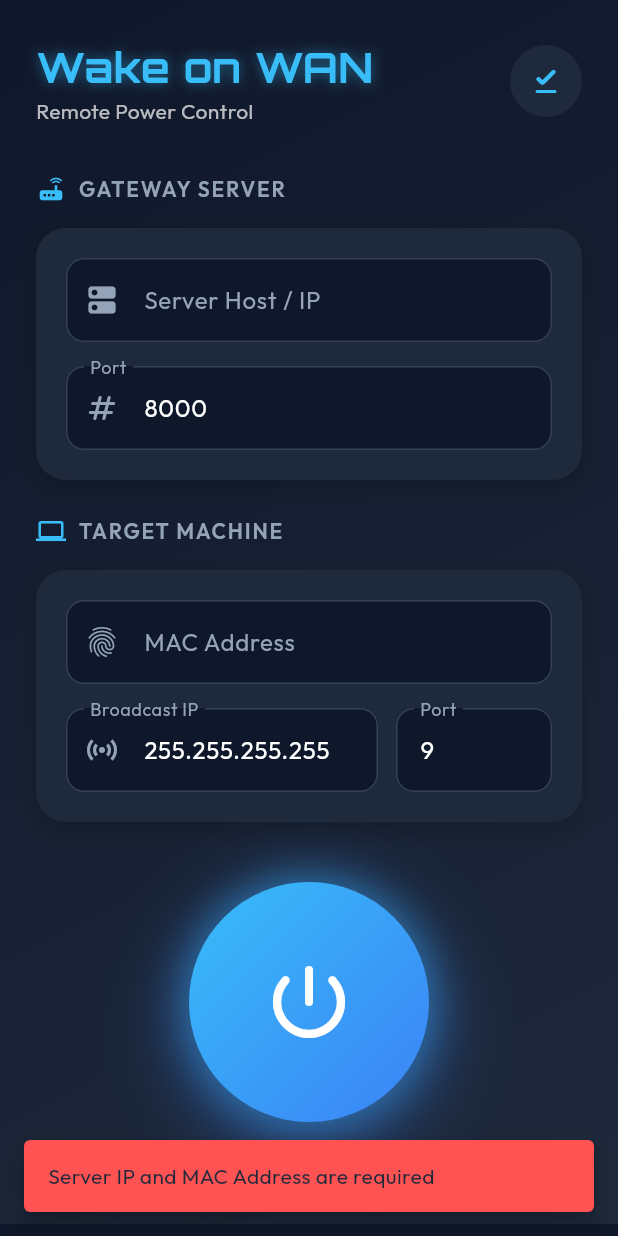
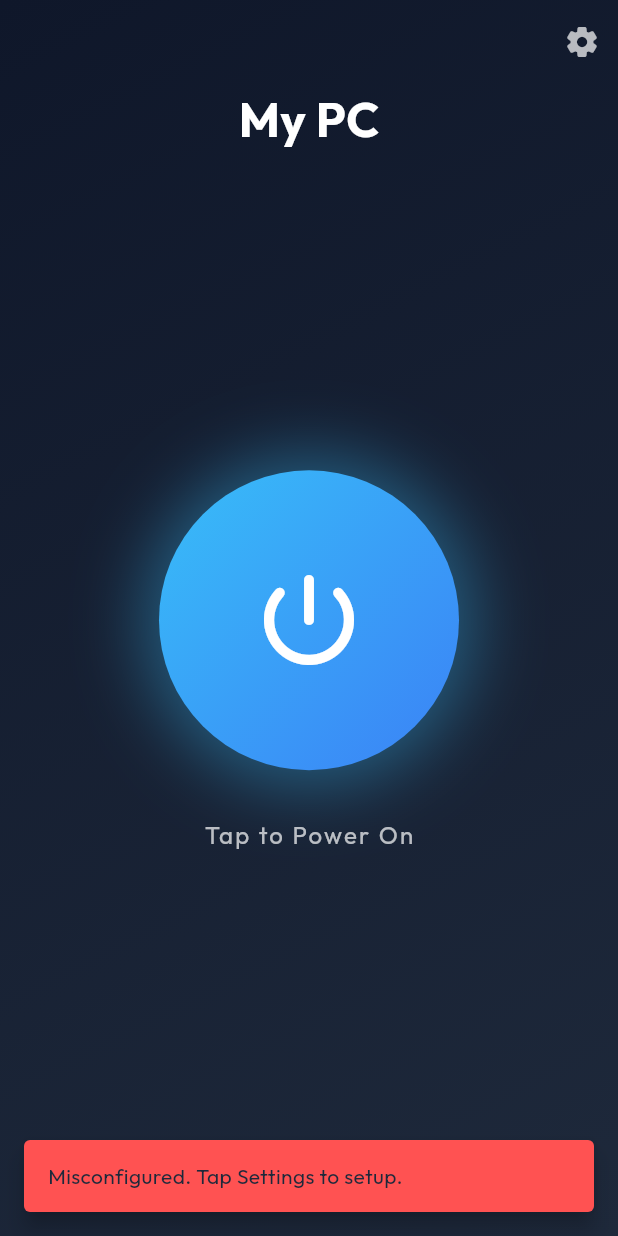
Before and after one commit to koezyrs/wake_on_wan, a Flutter app: the screen it shows after launch, after a tap on the "power settings new" icon, on a phone screen of 412 x 824 dp. Run offline on Flutter 3.47's test engine with Material 3 defaults, Android fonts, the phone set to English and light mode, and no system bars; our stand-ins replace google_fonts, shared_preferences.

Commit message:
feat: update ui

```diff
--- a/client/lib/main.dart
+++ b/client/lib/main.dart
@@ -18,17 +18,17 @@ class MyApp extends StatelessWidget {
       debugShowCheckedModeBanner: false,
       theme: ThemeData(
         brightness: Brightness.dark,
-        scaffoldBackgroundColor: const Color(0xFF0F172A), // Dark Slate
+        scaffoldBackgroundColor: const Color(0xFF0F172A),
         colorScheme: const ColorScheme.dark(
-          primary: Color(0xFF38BDF8), // Sky Blue
-          secondary: Color(0xFF818CF8), // Indigo
+          primary: Color(0xFF38BDF8),
+          secondary: Color(0xFF818CF8),
           surface: Color(0xFF1E293B),
         ),
         useMaterial3: true,
         textTheme: GoogleFonts.outfitTextTheme(ThemeData.dark().textTheme),
         inputDecorationTheme: InputDecorationTheme(
           filled: true,
-          fillColor: const Color(0xFF0F172A),
+          fillColor: const Color(0xFF1E293B),
           border: OutlineInputBorder(
             borderRadius: BorderRadius.circular(12),
             borderSide: BorderSide.none,
@@ -45,31 +45,29 @@ class MyApp extends StatelessWidget {
           labelStyle: const TextStyle(color: Color(0xFF94A3B8)),
         ),
       ),
-      home: const MyHomePage(title: 'Control Center'),
+      home: const MyHomePage(),
     );
   }
 }
 
 class MyHomePage extends StatefulWidget {
-  const MyHomePage({super.key, required this.title});
-
-  final String title;
+  const MyHomePage({super.key});
 
   @override
   State<MyHomePage> createState() => _MyHomePageState();
 }
 
 class _MyHomePageState extends State<MyHomePage> {
-  final _formKey = GlobalKey<FormState>();
-
-  final TextEditingController _serverIpController = TextEditingController();
-  final TextEditingController _serverPortController = TextEditingController();
-  final TextEditingController _macAddressController = TextEditingController();
-  final TextEditingController _targetIpController = TextEditingController();
-  final TextEditingController _targetPortController = TextEditingController();
-
   String _statusMessage = '';
   bool _isLoading = false;
+
+  // Settings variables loaded from persistent storage
+  String _serverIp = '';
+  String _serverPort = '8000';
+  String _macAddress = '';
+  String _targetIp = '255.255.255.255';
+  String _targetPort = '9';
+  String _pcName = 'My PC';
 
   @override
   void initState() {
@@ -80,38 +78,18 @@ class _MyHomePageState extends State<MyHomePage> {
   Future<void> _loadSettings() async {
     final prefs = await SharedPreferences.getInstance();
     setState(() {
-      _serverIpController.text = prefs.getString('server_ip') ?? '';
-      _serverPortController.text = prefs.getString('server_port') ?? '8000';
-      _macAddressController.text = prefs.getString('mac_address') ?? '';
-      _targetIpController.text =
-          prefs.getString('target_ip') ?? '255.255.255.255';
-      _targetPortController.text = prefs.getString('target_port') ?? '9';
+      _serverIp = prefs.getString('server_ip') ?? '';
+      _serverPort = prefs.getString('server_port') ?? '8000';
+      _macAddress = prefs.getString('mac_address') ?? '';
+      _targetIp = prefs.getString('target_ip') ?? '255.255.255.255';
+      _targetPort = prefs.getString('target_port') ?? '9';
+      _pcName = prefs.getString('pc_name') ?? 'My PC';
     });
   }
 
-  Future<void> _saveSettings() async {
-    final prefs = await SharedPreferences.getInstance();
-    await prefs.setString('server_ip', _serverIpController.text);
-    await prefs.setString('server_port', _serverPortController.text);
-    await prefs.setString('mac_address', _macAddressController.text);
-    await prefs.setString('target_ip', _targetIpController.text);
-    await prefs.setString('target_port', _targetPortController.text);
-
-    if (mounted) {
-      ScaffoldMessenger.of(context).showSnackBar(
-        SnackBar(
-          content: const Text('Configuration Saved'),
-          backgroundColor: Theme.of(context).colorScheme.primary,
-          behavior: SnackBarBehavior.floating,
-        ),
-      );
-    }
-  }
-
   Future<void> _sendWakeRequest() async {
-    if (_serverIpController.text.isEmpty ||
-        _macAddressController.text.isEmpty) {
-      _showStatus('Server IP and MAC Address are required', isError: true);
+    if (_serverIp.isEmpty || _macAddress.isEmpty) {
+      _showStatus('Misconfigured. Tap Settings to setup.', isError: true);
       return;
     }
 
@@ -120,43 +98,33 @@ class _MyHomePageState extends State<MyHomePage> {
       _statusMessage = 'Transmitting magic packet...';
     });
 
-    final serverUrl =
-        'http://${_serverIpController.text}:${_serverPortController.text}/wake';
+    final serverUrl = 'http://$_serverIp:$_serverPort/wake';
 
     try {
       final response = await http.post(
         Uri.parse(serverUrl),
-        headers: <String, String>{
-          'Content-Type': 'application/json; charset=UTF-8',
-        },
-        body: jsonEncode(<String, dynamic>{
-          'mac_address': _macAddressController.text,
-          'ip_address': _targetIpController.text,
-          'port': int.tryParse(_targetPortController.text) ?? 9,
+        headers: {'Content-Type': 'application/json; charset=UTF-8'},
+        body: jsonEncode({
+          'mac_address': _macAddress,
+          'ip_address': _targetIp,
+          'port': int.tryParse(_targetPort) ?? 9,
         }),
       );
 
       if (response.statusCode == 200) {
         _showStatus('Wake Signal Sent Successfully!');
       } else {
-        _showStatus('Failed: ${response.statusCode} - ${response.body}',
-            isError: true);
+        _showStatus('Failed: ${response.statusCode}', isError: true);
       }
     } catch (e) {
       _showStatus('Connection Failed. Check Server.', isError: true);
     } finally {
-      if (mounted) {
-        setState(() {
-          _isLoading = false;
-        });
-      }
+      if (mounted) setState(() => _isLoading = false);
     }
   }
 
   void _showStatus(String message, {bool isError = false}) {
-    setState(() {
-      _statusMessage = message;
-    });
+    setState(() => _statusMessage = message);
     ScaffoldMessenger.of(context).showSnackBar(
       SnackBar(
         content: Text(message),
@@ -170,175 +138,50 @@ class _MyHomePageState extends State<MyHomePage> {
   @override
   Widget build(BuildContext context) {
     return Scaffold(
+      extendBodyBehindAppBar: true,
+      appBar: AppBar(
+        backgroundColor: Colors.transparent,
+        elevation: 0,
+        actions: [
+          IconButton(
+            icon: const Icon(Icons.settings_rounded, color: Colors.white70),
+            onPressed: () async {
+              await Navigator.push(
+                context,
+                MaterialPageRoute(builder: (context) => const SettingsPage()),
+              );
+              _loadSettings(); // Reload settings when returning
+            },
+          ),
+        ],
+      ),
       body: Container(
         decoration: const BoxDecoration(
           gradient: LinearGradient(
             begin: Alignment.topLeft,
             end: Alignment.bottomRight,
-            colors: [
-              Color(0xFF0F172A),
-              Color(0xFF1E293B),
-            ],
+            colors: [Color(0xFF0F172A), Color(0xFF1E293B)],
           ),
         ),
         child: SafeArea(
-          child: SingleChildScrollView(
-            padding: const EdgeInsets.all(24.0),
-            child: Form(
-              key: _formKey,
           child: Column(
-                crossAxisAlignment: CrossAxisAlignment.stretch,
+            mainAxisAlignment: MainAxisAlignment.center,
             children: [
-                  Row(
-                    mainAxisAlignment: MainAxisAlignment.spaceBetween,
-                    children: [
-                      Column(
-                        crossAxisAlignment: CrossAxisAlignment.start,
-                        children: [
-                          Text(
-                            'Wake on WAN',
-                            style: GoogleFonts.orbitron(
-                                fontSize: 28,
-                                fontWeight: FontWeight.bold,
-                                color: const Color(0xFF38BDF8),
-                                shadows: [
-                                  Shadow(
-                                    color: const Color(0xFF38BDF8)
-                                        .withOpacity(0.5),
-                                    blurRadius: 10,
-                                  )
-                                ]),
-                          ),
-                          Text(
-                            'Remote Power Control',
-                            style: TextStyle(
-                              color: Colors.white.withOpacity(0.7),
-                              fontSize: 14,
-                            ),
-                          ),
-                        ],
-                      ),
-                      IconButton(
-                        onPressed: _saveSettings,
-                        icon: const Icon(Icons.download_done_rounded,
-                            color: Color(0xFF38BDF8)),
-                        tooltip: 'Save Settings',
-                        style: IconButton.styleFrom(
-                          backgroundColor: const Color(0xFF1E293B),
-                          padding: const EdgeInsets.all(12),
-                        ),
-                      )
-                    ],
-                  ),
-                  const SizedBox(height: 32),
-                  _buildSectionTitle('Gateway Server', Icons.router),
-                  const SizedBox(height: 16),
-                  Container(
-                    padding: const EdgeInsets.all(20),
-                    decoration: BoxDecoration(
-                      color: const Color(0xFF1E293B),
-                      borderRadius: BorderRadius.circular(20),
-                      boxShadow: [
-                        BoxShadow(
-                          color: Colors.black.withOpacity(0.2),
-                          blurRadius: 10,
-                          offset: const Offset(0, 5),
-                        ),
-                      ],
-                    ),
-                    child: Column(
-                      children: [
-                        TextFormField(
-                          controller: _serverIpController,
-                          style: const TextStyle(color: Colors.white),
-                          decoration: const InputDecoration(
-                            labelText: 'Server Host / IP',
-                            prefixIcon: Icon(Icons.dns_rounded),
-                            hintText: '192.168.1.x',
-                          ),
-                        ),
-                        const SizedBox(height: 16),
-                        TextFormField(
-                          controller: _serverPortController,
-                          style: const TextStyle(color: Colors.white),
-                          keyboardType: TextInputType.number,
-                          decoration: const InputDecoration(
-                            labelText: 'Port',
-                            prefixIcon: Icon(Icons.numbers_rounded),
-                            hintText: '8000',
-                          ),
-                        ),
-                      ],
-                    ),
-                  ),
-                  const SizedBox(height: 24),
-                  _buildSectionTitle('Target Machine', Icons.computer),
-                  const SizedBox(height: 16),
-                  Container(
-                    padding: const EdgeInsets.all(20),
-                    decoration: BoxDecoration(
-                      color: const Color(0xFF1E293B),
-                      borderRadius: BorderRadius.circular(20),
-                      boxShadow: [
-                        BoxShadow(
-                          color: Colors.black.withOpacity(0.2),
-                          blurRadius: 10,
-                          offset: const Offset(0, 5),
-                        ),
-                      ],
-                    ),
-                    child: Column(
-                      children: [
-                        TextFormField(
-                          controller: _macAddressController,
-                          style: const TextStyle(color: Colors.white),
-                          decoration: const InputDecoration(
-                            labelText: 'MAC Address',
-                            prefixIcon: Icon(Icons.fingerprint_rounded),
-                            hintText: 'AA:BB:CC:DD:EE:FF',
-                          ),
-                        ),
-                        const SizedBox(height: 16),
-                        Row(
-                          children: [
-                            Expanded(
-                              flex: 2,
-                              child: TextFormField(
-                                controller: _targetIpController,
-                                style: const TextStyle(color: Colors.white),
-                                decoration: const InputDecoration(
-                                  labelText: 'Broadcast IP',
-                                  prefixIcon: Icon(Icons.sensors),
-                                  hintText: '255.255.255.255',
-                                ),
-                              ),
-                            ),
-                            const SizedBox(width: 12),
-                            Expanded(
-                              flex: 1,
-                              child: TextFormField(
-                                controller: _targetPortController,
-                                style: const TextStyle(color: Colors.white),
-                                keyboardType: TextInputType.number,
-                                decoration: const InputDecoration(
-                                  labelText: 'Port',
-                                  hintText: '9',
-                                ),
-                              ),
-                            ),
-                          ],
-                        ),
-                      ],
-                    ),
-                  ),
-                  const SizedBox(height: 40),
+              Text(_pcName,
+                  style: GoogleFonts.outfit(
+                      fontSize: 32, fontWeight: FontWeight.bold, color: Colors.white)),
+              const SizedBox(height: 8),
+              if (_serverIp.isNotEmpty)
+                Text('Connected via $_serverIp',
+                    style: TextStyle(color: Colors.white.withOpacity(0.5))),
+              const Spacer(),
               Center(
                 child: InkWell(
                   onTap: _isLoading ? null : _sendWakeRequest,
                   borderRadius: BorderRadius.circular(100),
                   child: Container(
-                        width: 160,
-                        height: 160,
+                    width: 200,
+                    height: 200,
                     decoration: BoxDecoration(
                       shape: BoxShape.circle,
                       gradient: const LinearGradient(
@@ -349,67 +192,170 @@ class _MyHomePageState extends State<MyHomePage> {
                       boxShadow: [
                         BoxShadow(
                           color: const Color(0xFF38BDF8).withOpacity(0.4),
-                              blurRadius: 20,
-                              spreadRadius: 5,
-                            ),
-                            BoxShadow(
-                              color: const Color(0xFF3B82F6).withOpacity(0.4),
                           blurRadius: 40,
                           spreadRadius: 10,
-                              offset: const Offset(0, 10),
                         ),
                       ],
                     ),
                     child: Center(
                       child: _isLoading
-                              ? const CircularProgressIndicator(
-                                  color: Colors.white)
-                              : const Icon(
-                                  Icons.power_settings_new_rounded,
-                                  size: 64,
-                                  color: Colors.white,
+                          ? const CircularProgressIndicator(color: Colors.white)
+                          : const Icon(Icons.power_settings_new_rounded,
+                              size: 80, color: Colors.white),
                     ),
                   ),
                 ),
               ),
+              const SizedBox(height: 32),
+              Text(
+                _isLoading ? 'Waking up...' : 'Tap to Power On',
+                style: const TextStyle(
+                    color: Colors.white70, fontSize: 16, letterSpacing: 1.5),
               ),
-                  const SizedBox(height: 24),
+              const Spacer(),
               if (_statusMessage.isNotEmpty)
-                    Text(
+                Padding(
+                  padding: const EdgeInsets.only(bottom: 32.0),
+                  child: Text(
                     _statusMessage,
-                      textAlign: TextAlign.center,
                     style: TextStyle(
-                        color: _statusMessage.startsWith('Success') ||
-                                _statusMessage.startsWith('Wake')
+                      color: _statusMessage.startsWith('Su')
                           ? const Color(0xFF38BDF8)
                           : const Color(0xFFF87171),
-                        fontWeight: FontWeight.w600,
+                    ),
                   ),
                 ),
             ],
           ),
         ),
       ),
+    );
+  }
+}
+
+class SettingsPage extends StatefulWidget {
+  const SettingsPage({super.key});
+
+  @override
+  State<SettingsPage> createState() => _SettingsPageState();
+}
+
+class _SettingsPageState extends State<SettingsPage> {
+  final _formKey = GlobalKey<FormState>();
+  final _serverIpController = TextEditingController();
+  final _serverPortController = TextEditingController();
+  final _macAddressController = TextEditingController();
+  final _targetIpController = TextEditingController();
+  final _targetPortController = TextEditingController();
+  final _pcNameController = TextEditingController();
+
+  @override
+  void initState() {
+    super.initState();
+    _load();
+  }
+
+  Future<void> _load() async {
+    final prefs = await SharedPreferences.getInstance();
+    setState(() {
+      _serverIpController.text = prefs.getString('server_ip') ?? '';
+      _serverPortController.text = prefs.getString('server_port') ?? '8000';
+      _macAddressController.text = prefs.getString('mac_address') ?? '';
+      _targetIpController.text = prefs.getString('target_ip') ?? '255.255.255.255';
+      _targetPortController.text = prefs.getString('target_port') ?? '9';
+      _pcNameController.text = prefs.getString('pc_name') ?? 'My PC';
+    });
+  }
+
+  Future<void> _save() async {
+    final prefs = await SharedPreferences.getInstance();
+    await prefs.setString('server_ip', _serverIpController.text);
+    await prefs.setString('server_port', _serverPortController.text);
+    await prefs.setString('mac_address', _macAddressController.text);
+    await prefs.setString('target_ip', _targetIpController.text);
+    await prefs.setString('target_port', _targetPortController.text);
+    await prefs.setString('pc_name', _pcNameController.text);
+
+    if (mounted) {
+      ScaffoldMessenger.of(context).showSnackBar(
+        const SnackBar(content: Text('Settings Saved')),
+      );
+      Navigator.pop(context);
+    }
+  }
+
+  @override
+  Widget build(BuildContext context) {
+    return Scaffold(
+      appBar: AppBar(
+        title: const Text('Configuration'),
+        actions: [IconButton(icon: const Icon(Icons.check), onPressed: _save)],
+      ),
+      body: SingleChildScrollView(
+        padding: const EdgeInsets.all(20),
+        child: Form(
+          key: _formKey,
+          child: Column(
+            crossAxisAlignment: CrossAxisAlignment.start,
+            children: [
+              _buildHeader('General'),
+              TextFormField(
+                controller: _pcNameController,
+                decoration: const InputDecoration(labelText: 'PC Name', prefixIcon: Icon(Icons.computer)),
+              ),
+              const SizedBox(height: 24),
+              _buildHeader('Gateway Server'),
+              TextFormField(
+                controller: _serverIpController,
+                decoration: const InputDecoration(labelText: 'Server IP / Host', prefixIcon: Icon(Icons.dns)),
+              ),
+              const SizedBox(height: 12),
+              TextFormField(
+                controller: _serverPortController,
+                keyboardType: TextInputType.number,
+                decoration: const InputDecoration(labelText: 'Port', prefixIcon: Icon(Icons.numbers)),
+              ),
+              const SizedBox(height: 24),
+              _buildHeader('Target Machine'),
+              TextFormField(
+                controller: _macAddressController,
+                decoration: const InputDecoration(labelText: 'MAC Address', prefixIcon: Icon(Icons.fingerprint)),
+              ),
+              const SizedBox(height: 12),
+              Row(
+                children: [
+                  Expanded(
+                    flex: 2,
+                    child: TextFormField(
+                      controller: _targetIpController,
+                      decoration: const InputDecoration(labelText: 'Broadcast IP', prefixIcon: Icon(Icons.sensors)),
+                    ),
+                  ),
+                  const SizedBox(width: 12),
+                  Expanded(
+                    child: TextFormField(
+                      controller: _targetPortController,
+                      keyboardType: TextInputType.number,
+                      decoration: const InputDecoration(labelText: 'WOL Port'),
+                    ),
+                  ),
+                ],
+              ),
+            ],
+          ),
         ),
       ),
     );
   }
 
-  Widget _buildSectionTitle(String title, IconData icon) {
-    return Row(
-      children: [
-        Icon(icon, color: const Color(0xFF38BDF8), size: 20),
-        const SizedBox(width: 8),
-        Text(
+  Widget _buildHeader(String title) {
+    return Padding(
+      padding: const EdgeInsets.only(bottom: 12),
+      child: Text(
         title.toUpperCase(),
-          style: GoogleFonts.outfit(
-            fontSize: 14,
-            fontWeight: FontWeight.w600,
-            letterSpacing: 1.2,
-            color: const Color(0xFF94A3B8),
+        style: const TextStyle(
+            color: Color(0xFF38BDF8), fontWeight: FontWeight.bold, fontSize: 13, letterSpacing: 1.2),
       ),
-        ),
-      ],
     );
   }
 }
```
Also changed, not shown: client/pubspec.yaml (+9 -0 lines), client/assets/icon/app-logo.png (added), client/pubspec.lock, 36 other files. Lines whose indentation alone changed are shown as unchanged.
